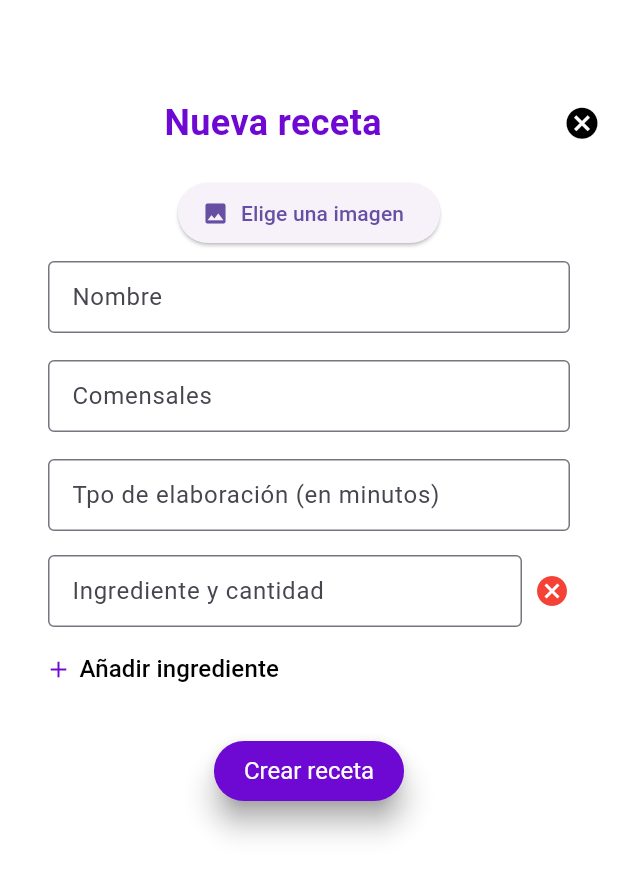
After one commit to begralop/plato_perfecto, a Flutter app: the CreateRecipe screen opened directly, on a phone screen of 412 x 824 dp. The commit adds this screen. Shown: the top 876 px of the screen. Run offline on Flutter 3.47's test engine with Material 3 defaults, Android fonts, the light colour scheme and no system bars; our stand-ins replace firebase_auth, firebase_core, flutter_signin_button, fluttertoast, form_field_validator, go_router and 3 more; accounts and stored records are empty; Roboto replaces fonts that are missing (Linden Hill).

Commit message:
Create recipe form ended

```diff
--- a/lib/presentation/pages/favorite/favorite.dart
+++ b/lib/presentation/pages/favorite/favorite.dart
@@ -1,4 +1,3 @@
-import 'package:firebase_auth/firebase_auth.dart';
 import 'package:flutter/material.dart';
 import 'package:go_router/go_router.dart';
 import 'package:plato_perfecto/presentation/navigation/navigation_routes.dart';
--- a/lib/presentation/pages/home/home_page_navbar.dart
+++ b/lib/presentation/pages/home/home_page_navbar.dart
@@ -1,5 +1,6 @@
 import 'package:flutter/material.dart';
 import 'package:go_router/go_router.dart';
+import 'package:plato_perfecto/presentation/pages/recipes/create_recipe.dart';
 
 class HomePageNavbar extends StatefulWidget {
   const HomePageNavbar({Key? key, required this.navigationShell})
@@ -11,6 +12,28 @@ class HomePageNavbar extends StatefulWidget {
 }
 
 class _HomePageNavbarState extends State<HomePageNavbar> {
+
+PageRouteBuilder _customPageRouteBuilder() {
+    return PageRouteBuilder(
+      pageBuilder: (context, animation, secondaryAnimation) {
+        // Esta es la pantalla que se abrirá
+        return CreateRecipe();
+      },
+      transitionsBuilder: (context, animation, secondaryAnimation, child) {
+        const begin = Offset(0.0, 1.0); // desde la parte inferior
+        const end = Offset.zero;
+        const curve = Curves.easeInOut;
+
+        var tween = Tween(begin: begin, end: end).chain(CurveTween(curve: curve));
+
+        var offsetAnimation = animation.drive(tween);
+
+        // Aplica la animación de deslizamiento desde abajo hacia arriba
+        return SlideTransition(position: offsetAnimation, child: child);
+      },
+    );
+  }
+
   @override
   Widget build(BuildContext context) {
     return Scaffold(
@@ -28,7 +51,12 @@ class _HomePageNavbarState extends State<HomePageNavbar> {
           focusColor: Colors.transparent,
           foregroundColor: Colors.transparent,
           splashColor: Colors.transparent,
-          onPressed: () {},
+          onPressed: () {
+            Navigator.push(
+              context,
+              _customPageRouteBuilder(),
+            );
+          },
           shape: RoundedRectangleBorder(
               borderRadius: BorderRadius.circular(100),
               side: const BorderSide(width: 10, color: Colors.white)),
--- /dev/null
+++ b/lib/presentation/pages/recipes/create_recipe.dart
@@ -0,0 +1,307 @@
+import 'dart:io';
+
+import 'package:flutter/material.dart';
+import 'package:form_field_validator/form_field_validator.dart';
+import 'package:image_picker/image_picker.dart';
+
+class CreateRecipe extends StatefulWidget {
+  const CreateRecipe({Key? key}) : super(key: key);
+
+  @override
+  State<CreateRecipe> createState() => _CreateRecipeState();
+}
+
+class _CreateRecipeState extends State<CreateRecipe> {
+  GlobalKey<FormState> formkey = GlobalKey<FormState>();
+  late String name, time, people;
+
+  final TextEditingController _controllerName = TextEditingController();
+  final TextEditingController _controllerImage = TextEditingController();
+  final TextEditingController _controllerTime = TextEditingController();
+  final TextEditingController _controllerPeople = TextEditingController();
+  final List<TextEditingController> _ingredientControllers = [
+    TextEditingController()
+  ];
+
+  XFile? image; //this is the state variable
+
+  @override
+  Widget build(BuildContext context) {
+    return Scaffold(
+      backgroundColor: Colors.white,
+      body: SingleChildScrollView(
+        child: Form(
+          key: formkey,
+          child: Column(
+            children: <Widget>[
+              Padding(
+                padding: const EdgeInsets.only(top: 58.0),
+                child: Center(
+                  child: Column(
+                    children: [
+                      Row(
+                        children: [
+                          const Expanded(
+                            child: Center(
+                              child: Text(
+                                'Nueva receta',
+                                style: TextStyle(
+                                  color: Color.fromARGB(255, 110, 8, 211),
+                                  fontFamily: 'Linden Hill',
+                                  fontSize: 24,
+                                  fontWeight: FontWeight.bold,
+                                ),
+                              ),
+                            ),
+                          ),
+                          Container(
+                            decoration: const BoxDecoration(
+                              shape: BoxShape.circle,
+                              color: Colors.white,
+                            ),
+                            child: IconButton(
+                              icon: const Icon(
+                                Icons.cancel,
+                                size: 25,
+                              ),
+                              color: Colors.black,
+                              onPressed: () {
+                                Navigator.pop(context);
+                              },
+                            ),
+                          ),
+                        ],
+                      ),
+                      const SizedBox(height: 12),
+                      Row(
+                        mainAxisAlignment: MainAxisAlignment.center,
+                        children: [
+                          ElevatedButton.icon(
+                            onPressed: () async {
+                              if (image != null) {
+                                setState(() {
+                                  image = null;
+                                });
+                              } else {
+                                final ImagePicker _picker = ImagePicker();
+                                final img = await _picker.pickImage(
+                                    source: ImageSource.gallery);
+                                setState(() {
+                                  image = img;
+                                });
+                              }
+                            },
+                            label: Text(image != null
+                                ? 'Eliminar imagen'
+                                : 'Elige una imagen'),
+                            icon: Icon(
+                                image != null ? Icons.delete : Icons.image),
+                          ),
+                          if (image != null)
+                            Padding(
+                              padding: const EdgeInsets.only(left: 8.0),
+                              child: Container(
+                                width: 100,
+                                height: 100,
+                                child: Image.file(File(image!.path)),
+                              ),
+                            ),
+                        ],
+                      ),
+                      const SizedBox(height: 4),
+                      const SizedBox(height: 4),
+                      Padding(
+                        padding: const EdgeInsets.symmetric(horizontal: 32),
+                        child: TextFormField(
+                          textInputAction: TextInputAction.next,
+                          style: const TextStyle(fontSize: 14),
+                          decoration: const InputDecoration(
+                            border: OutlineInputBorder(),
+                            labelText: 'Nombre',
+                            hintText: 'Introduzca un nombre...',
+                            contentPadding: EdgeInsets.symmetric(
+                              vertical: 6,
+                              horizontal: 12,
+                            ),
+                          ),
+                          validator: MultiValidator([
+                            RequiredValidator(
+                                errorText: "Introduzca un nombre."),
+                          ]),
+                          onSaved: (String? value) {
+                            name = value!;
+                          },
+                        ),
+                      ),
+                      const SizedBox(height: 18),
+                      Padding(
+                        padding: const EdgeInsets.symmetric(horizontal: 32),
+                        child: TextFormField(
+                          textInputAction: TextInputAction.next,
+                          style: const TextStyle(fontSize: 14),
+                          decoration: const InputDecoration(
+                            border: OutlineInputBorder(),
+                            labelText: 'Comensales',
+                            hintText: 'Introduzca una cantidad...',
+                            contentPadding: EdgeInsets.symmetric(
+                              vertical: 6,
+                              horizontal: 12,
+                            ),
+                          ),
+                          validator: MultiValidator([
+                            RequiredValidator(
+                                errorText:
+                                    "Introduzca una cantidad de comensales."),
+                          ]),
+                          onSaved: (String? value) {
+                            name = value!;
+                          },
+                        ),
+                      ),
+                      const SizedBox(height: 18),
+                      Padding(
+                        padding: const EdgeInsets.symmetric(horizontal: 32),
+                        child: TextFormField(
+                          textInputAction: TextInputAction.next,
+                          style: const TextStyle(fontSize: 14),
+                          decoration: const InputDecoration(
+                            border: OutlineInputBorder(),
+                            labelText: 'Tpo de elaboración (en minutos)',
+                            hintText: 'Introduzca un tiempo de elaboración...',
+                            contentPadding: EdgeInsets.symmetric(
+                              vertical: 6,
+                              horizontal: 12,
+                            ),
+                          ),
+                          validator: MultiValidator([
+                            RequiredValidator(
+                                errorText:
+                                    "Introduzca un tiempo de elaboración."),
+                          ]),
+                          onSaved: (String? value) {
+                            name = value!;
+                          },
+                        ),
+                      ),
+                      _buildIngredientFields(),
+                      const SizedBox(height: 20),
+                      ElevatedButton(
+                        style: ButtonStyle(
+                          backgroundColor: MaterialStateProperty.all(
+                              const Color.fromARGB(255, 110, 8, 211)),
+                          elevation: MaterialStateProperty.all(8),
+                          shadowColor: MaterialStateProperty.all(
+                              const Color.fromARGB(255, 30, 30, 30)),
+                          padding: MaterialStateProperty.all(
+                              const EdgeInsets.symmetric(
+                                  horizontal: 20, vertical: 10)),
+                          textStyle: MaterialStateProperty.all(
+                              const TextStyle(fontSize: 30)),
+                        ),
+                        onPressed: () async {
+                          if (formkey.currentState!.validate()) {
+                            formkey.currentState!.save();
+                            // Aquí puedes acceder a name, image, time, people y _ingredientControllers
+                            // para procesar la información de la receta.
+                          }
+                        },
+                        child: const Text(
+                          'Crear receta',
+                          textAlign: TextAlign.center,
+                          style: TextStyle(
+                            color: Colors.white,
+                            fontSize: 16,
+                            fontFamily: 'Linden Hill',
+                          ),
+                        ),
+                      ),
+                    ],
+                  ),
+                ),
+              ),
+            ],
+          ),
+        ),
+      ),
+    );
+  }
+
+  Widget _buildIngredientFields() {
+    return Column(
+      children: [
+        for (int i = 0; i < _ingredientControllers.length; i++)
+          Row(
+            children: [
+              Expanded(
+                child: Padding(
+                  padding: const EdgeInsets.only(
+                      left: 32.0, right: 0.0, top: 16, bottom: 0),
+                  child: TextFormField(
+                    controller: _ingredientControllers[i],
+                    textInputAction: TextInputAction.next,
+                    keyboardType: TextInputType.emailAddress,
+                    style: const TextStyle(fontSize: 14),
+                    decoration: const InputDecoration(
+                      border: OutlineInputBorder(),
+                      labelText: 'Ingrediente y cantidad',
+                      hintText: 'Introduzca un ingrediente y su cantidad...',
+                      contentPadding: EdgeInsets.symmetric(
+                        vertical: 6,
+                        horizontal: 12,
+                      ),
+                    ),
+                    validator: MultiValidator([
+                      RequiredValidator(
+                          errorText: "Introduzca un ingrediente."),
+                      EmailValidator(errorText: "Introduzca un ingrediente"),
+                    ]),
+                    onSaved: (String? value) {
+                      // Puedes guardar cada ingrediente aquí si es necesario
+                    },
+                  ),
+                ),
+              ),
+              Padding(
+                padding: const EdgeInsets.only(
+                    right: 16.0), // Ajusta el valor según sea necesario
+                child: IconButton(
+                  padding: EdgeInsets.only(
+                      right: 8.0, top:16.0), // Ajusta el valor según sea necesario
+                  icon: Icon(Icons.cancel, color: Colors.red),
+                  onPressed: () {
+                    setState(() {
+                      _ingredientControllers.removeAt(i);
+                    });
+                  },
+                ),
+              ),
+            ],
+          ),
+        Container(
+          margin:
+              const EdgeInsets.only(left: 18.0, right: 32.0, top: 4, bottom: 0),
+          child: TextButton(
+            onPressed: () {
+              // Añadir un nuevo TextEditingController para el nuevo ingrediente
+              _ingredientControllers.add(TextEditingController());
+              setState(() {});
+            },
+            child: const Row(
+              children: [
+                Icon(Icons.add, color: Color.fromARGB(255, 110, 8, 211)),
+                SizedBox(width: 5),
+                Text(
+                  "Añadir ingrediente",
+                  style: TextStyle(
+                    color: Colors.black,
+                    fontSize: 16,
+                  ),
+                ),
+              ],
+            ),
+          ),
+        ),
+      ],
+    );
+  }
+}
--- a/pubspec.yaml
+++ b/pubspec.yaml
@@ -23,6 +23,7 @@ dependencies:
   google_sign_in: ^6.2.1
   go_router: ^12.1.3
   shared_preferences: ^2.2.2
+  image_picker: ^1.0.5
 
 dev_dependencies:
   flutter_test:
```
Also changed, not shown: pubspec.lock, 5 other files.
